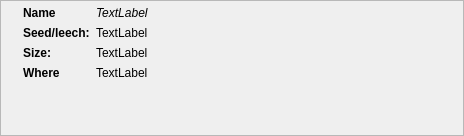
First picture: the form in weboob/applications/qcineoob/ui/minitorrent.ui, repository laurentb/weboob, before the edit.
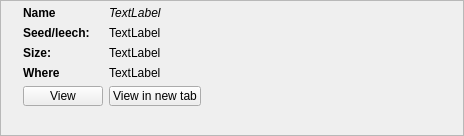
Second picture: the form after the edit.

Commit message: [qcineoob] add 'view' and 'view in new tab' buttons for all search results

```diff
--- a/weboob/applications/qcineoob/ui/minitorrent.ui
+++ b/weboob/applications/qcineoob/ui/minitorrent.ui
@@ -140,6 +140,32 @@
        </property>
       </widget>
      </item>
+     <item row="4" column="1">
+      <widget class="QPushButton" name="newTabButton">
+       <property name="maximumSize">
+        <size>
+         <width>16777215</width>
+         <height>20</height>
+        </size>
+       </property>
+       <property name="text">
+        <string>View in new tab</string>
+       </property>
+      </widget>
+     </item>
+     <item row="4" column="0">
+      <widget class="QPushButton" name="viewButton">
+       <property name="maximumSize">
+        <size>
+         <width>16777215</width>
+         <height>20</height>
+        </size>
+       </property>
+       <property name="text">
+        <string>View</string>
+       </property>
+      </widget>
+     </item>
     </layout>
    </item>
   </layout>
```
The commit also changes 7 other files.
